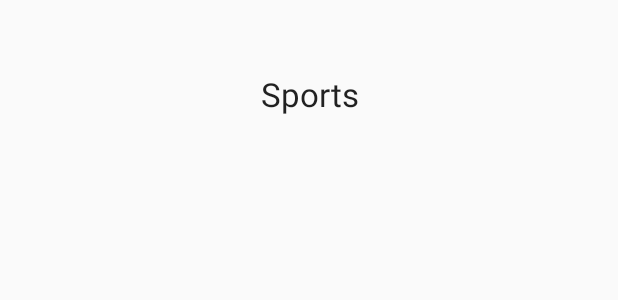
After one commit to CaueP/DigitalSensesNews, an Android app: the layout item_category.xml on its own in the app's theme, with its tools: preview values and no code run, on a phone screen of 412 x 824 dp. The commit adds this screen. Shown: the top 300 px of the screen. Run offline under Robolectric (Android 15) with nearby library versions, the phone set to English and light mode, and no system bars.

Commit message:
add category

```diff
--- a/app/build.gradle
+++ b/app/build.gradle
@@ -33,6 +33,6 @@ dependencies {
     compile "com.squareup.okhttp3:logging-interceptor:3.6.0"
 
     // Recycleview
+    compile 'com.android.support:design:25.3.1'
     compile 'com.android.support:recyclerview-v7:25.3.1'
-    compile 'com.android.support:design:25.3.1'
 }
--- /dev/null
+++ b/app/src/main/res/layout/item_category.xml
@@ -0,0 +1,18 @@
+<?xml version="1.0" encoding="utf-8"?>
+<LinearLayout xmlns:android="http://schemas.android.com/apk/res/android"
+    android:orientation="vertical"
+    android:layout_width="match_parent"
+    android:layout_height="wrap_content">
+
+    <TextView
+        android:layout_width="match_parent"
+        android:layout_height="match_parent"
+        android:id="@+id/txt_category"
+        android:padding="@dimen/accesssibility_padding"
+        android:textAlignment="center"
+        android:textAppearance="@style/Base.TextAppearance.AppCompat.Large"
+        android:text="Sports"
+        android:contentDescription=""
+        />
+
+</LinearLayout>
--- /dev/null
+++ b/app/src/main/res/values/dimens.xml
@@ -0,0 +1,7 @@
+<?xml version="1.0" encoding="utf-8"?>
+<resources>
+
+    <dimen name="accesssibility_padding">48dp</dimen>
+
+
+</resources>
--- a/app/src/main/res/values/strings.xml
+++ b/app/src/main/res/values/strings.xml
@@ -3,4 +3,7 @@
     <string name="msg_last_item">This is the last item</string>
     <string name="msg_first_item">This is the first item</string>
     <string name="news_headline_description">News title</string>
+
+    <string name="category_description">Click here to choose %s category</string>
+
 </resources>
```
Also changed, not shown: app/src/main/java/com/cauep/digitalsensesnews/fragment/CategoryItemAdapter.java (added, +61 -0 lines), app/src/main/java/com/cauep/digitalsensesnews/fragment/FragmentCategories.java (added, +55 -0 lines), app/src/main/java/com/cauep/digitalsensesnews/model/Category.java (added, +17 -0 lines), app/src/main/res/layout/fragment_categories.xml (added, +15 -0 lines).
